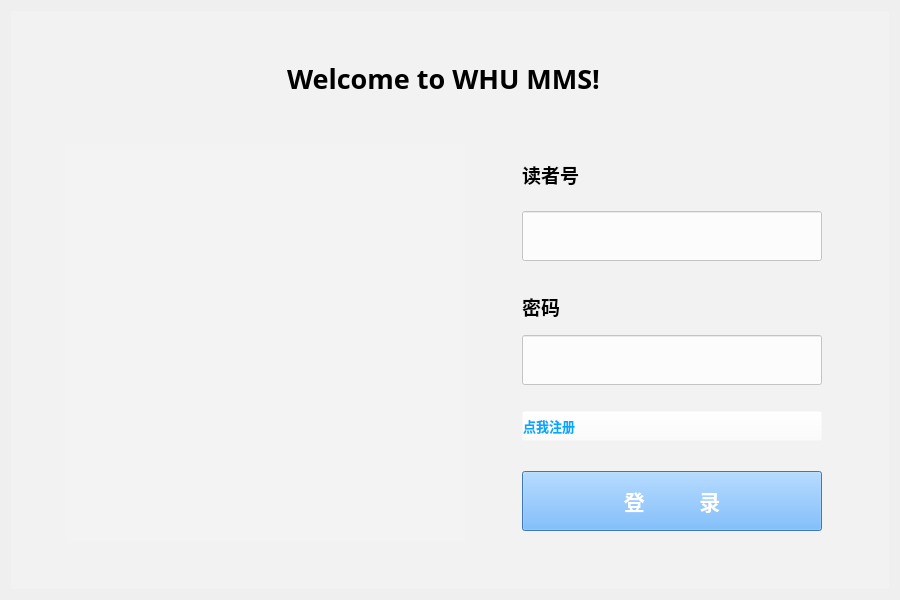
Old version of the form client/frontend/loginWin.ui in the repository sophiefy/WHU-MMS.
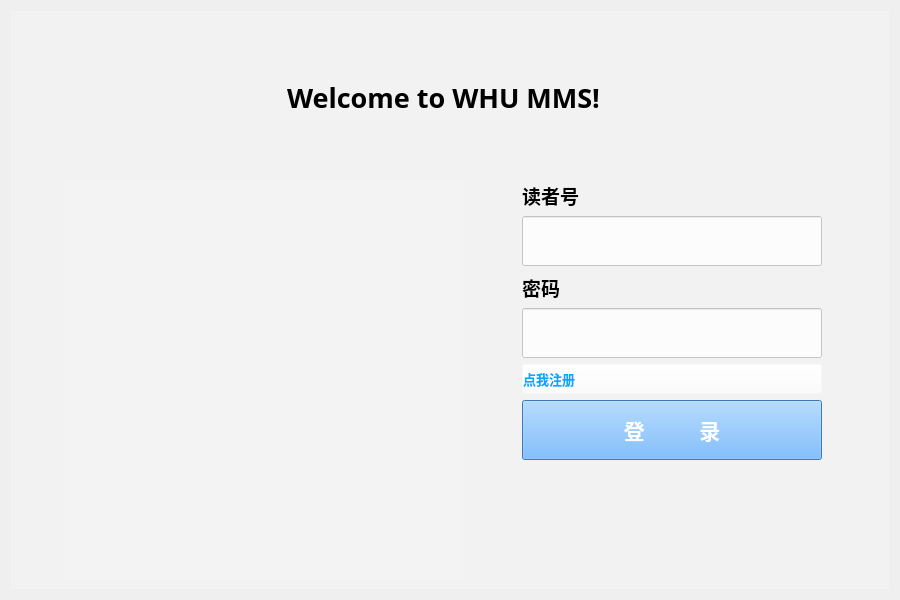
New version of the form. Icons and pictures are not drawn.

Commit message: 界面优化

Patch:
```diff
--- a/client/frontend/loginWin.ui
+++ b/client/frontend/loginWin.ui
@@ -102,23 +102,13 @@
            <property name="styleSheet">
             <string notr="true">background-color: rgba(255, 255, 255, 200);</string>
            </property>
+           <property name="text">
+            <string/>
+           </property>
           </widget>
          </item>
         </layout>
        </item>
-       <item row="7" column="4">
-        <spacer name="verticalSpacer_2">
-         <property name="orientation">
-          <enum>Qt::Vertical</enum>
-         </property>
-         <property name="sizeHint" stdset="0">
-          <size>
-           <width>20</width>
-           <height>36</height>
-          </size>
-         </property>
-        </spacer>
-       </item>
        <item row="5" column="2">
         <spacer name="horizontalSpacer_2">
          <property name="orientation">
@@ -345,6 +335,19 @@
            </property>
           </widget>
          </item>
+         <item>
+          <spacer name="verticalSpacer_2">
+           <property name="orientation">
+            <enum>Qt::Vertical</enum>
+           </property>
+           <property name="sizeHint" stdset="0">
+            <size>
+             <width>20</width>
+             <height>36</height>
+            </size>
+           </property>
+          </spacer>
+         </item>
         </layout>
        </item>
        <item row="2" column="3">
```
The commit also changes 5 other files.
